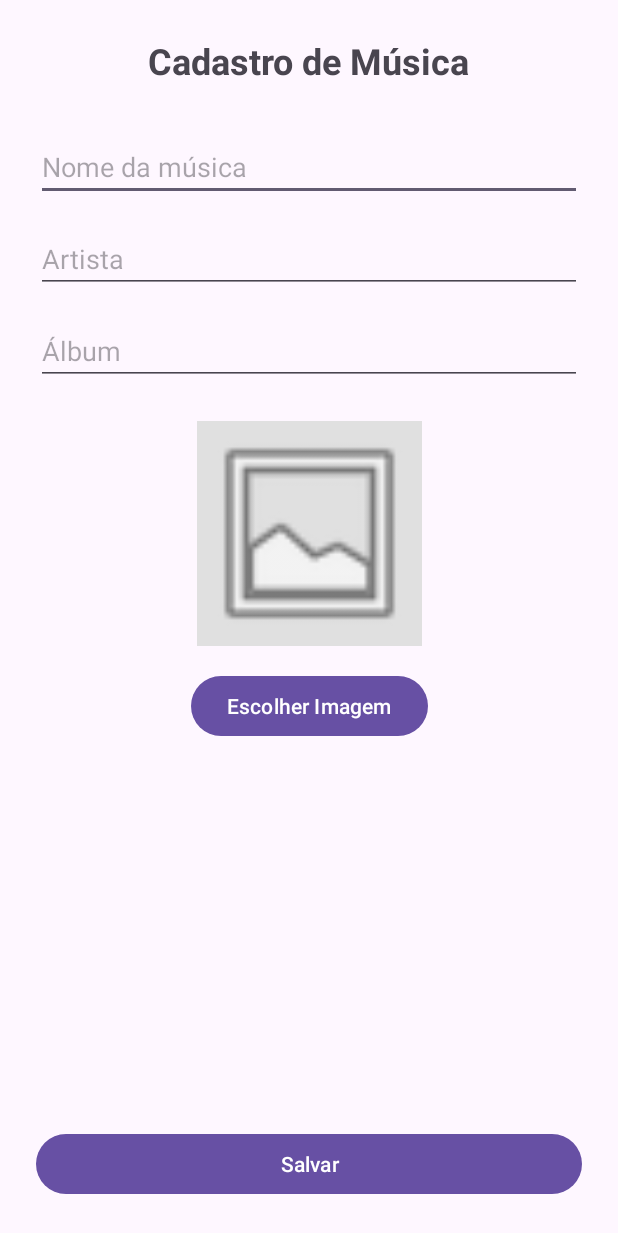
After one commit to s4imu/iartes-modulo-mobile, an Android app: the CadastroMusica screen opened directly, with no data from a screen before it, on a phone screen of 412 x 824 dp. The commit adds this screen. Shown: the top 1233 px of the screen. Run offline under Robolectric (Android 15) with nearby library versions, the phone set to English and light mode, and no system bars.

Commit message:
aula de banco de dados

```diff
--- a/app/app/src/main/AndroidManifest.xml
+++ b/app/app/src/main/AndroidManifest.xml
@@ -12,6 +12,9 @@
         android:supportsRtl="true"
         android:theme="@style/Theme.Iartes"
         tools:targetApi="31">
+        <activity
+            android:name=".CadastroMusica"
+            android:exported="false" />
         <activity
             android:name=".PreferencesActivity"
             android:exported="false" />
--- /dev/null
+++ b/app/app/src/main/java/com/example/iartes/CadastroMusica.java
@@ -0,0 +1,91 @@
+package com.example.iartes;
+
+import android.content.Intent;
+import android.net.Uri;
+import android.os.Bundle;
+import android.provider.MediaStore;
+import android.util.Log;
+import android.view.View;
+import android.widget.EditText;
+import android.widget.ImageView;
+import android.widget.Toast;
+import androidx.annotation.Nullable;
+
+import androidx.activity.EdgeToEdge;
+import androidx.appcompat.app.AppCompatActivity;
+import androidx.core.graphics.Insets;
+import androidx.core.view.ViewCompat;
+import androidx.core.view.WindowInsetsCompat;
+
+import com.example.iartes.model.Musica;
+import com.example.iartes.model.MusicaDAO;
+
+import java.util.ArrayList;
+
+public class CadastroMusica extends AppCompatActivity {
+
+    private static final int IMG_REQUEST = 1;
+
+    private EditText editNome;
+    private EditText editArtista;
+    private EditText editAlbum;
+    private ImageView imageView;
+    private String img = "";
+
+    @Override
+    protected void onCreate(Bundle savedInstanceState) {
+        super.onCreate(savedInstanceState);
+        EdgeToEdge.enable(this);
+        setContentView(R.layout.activity_cadastro_musica);
+
+        editNome = findViewById(R.id.editNome);
+        editArtista = findViewById(R.id.editArtista);
+        editAlbum = findViewById(R.id.editAlbum);
+        imageView = findViewById(R.id.imageView);
+
+        // para fins de debug, verifica o que já existe
+        // mais pra frente iremos implementar a tela de visualização de itens
+        MusicaDAO musicaDAO = new MusicaDAO(this);
+        ArrayList<Musica> listaMusicas = musicaDAO.getMusicas();
+
+        Log.i("Debug", "Há " + listaMusicas.size() + " músicas no banco");
+        for (Musica musica : listaMusicas) {
+            Log.i("Debug", "Música: " + musica.getNome() + ", Artista: " + musica.getArtista());
+        }
+    }
+
+    public void escolherImagem(View view) {
+        Intent intent = new Intent(Intent.ACTION_PICK, MediaStore.Images.Media.EXTERNAL_CONTENT_URI);
+        startActivityForResult(intent, IMG_REQUEST);
+    }
+
+    @Override
+    protected void onActivityResult(int requestCode, int resultCode, @Nullable Intent data) {
+        super.onActivityResult(requestCode, resultCode, data);
+
+        if (requestCode == IMG_REQUEST && resultCode == RESULT_OK && data != null && data.getData() != null) {
+            Uri uri = data.getData();
+            imageView.setImageURI(uri);
+            img = uri.toString();
+        }
+    }
+
+    public void salvarMusica(View view) {
+        String nome = editNome.getText().toString().trim();
+        String artista = editArtista.getText().toString().trim();
+        String album = editAlbum.getText().toString().trim();
+
+        if (nome.isEmpty() || artista.isEmpty() || album.isEmpty()) {
+            Toast.makeText(this, "Preencha todos os campos!", Toast.LENGTH_SHORT).show();
+            return;
+        }
+
+        Musica musica = new Musica(nome, artista, album, img);
+        MusicaDAO dao = new MusicaDAO(this);
+
+        if (dao.addMusica(musica)) {
+            finish();
+        }
+    }
+
+}
--- /dev/null
+++ b/app/app/src/main/java/com/example/iartes/model/Database.java
@@ -0,0 +1,45 @@
+package com.example.iartes.model;
+
+import android.content.Context;
+import android.database.SQLException;
+import android.database.sqlite.SQLiteDatabase;
+import android.database.sqlite.SQLiteOpenHelper;
+import android.util.Log;
+
+public class Database extends SQLiteOpenHelper {
+    public static final int DATABASE_VERSION = 1;
+    public static final String DATABASE_NAME = "musicapp.db";
+
+    private static final String SQL_CREATE_MUSIC = "CREATE TABLE musicas (" +
+            "id INTEGER PRIMARY KEY AUTOINCREMENT, " +
+            "nome TEXT, " +
+            "artista TEXT, " +
+            "album TEXT, " +
+            "img TEXT)";
+
+    private static final String SQL_POPULATE_MUSIC = "INSERT INTO musicas VALUES " +
+            "(NULL, 'Bring me to life', 'Evanescence', 'Fallen', '')";
+
+    private static final String SQL_DELETE_MUSIC = "DROP TABLE IF EXISTS musicas";
+
+    public Database(Context context) {
+        super(context, DATABASE_NAME, null, DATABASE_VERSION);
+    }
+
+    @Override
+    public void onCreate(SQLiteDatabase db) {
+        try {
+            db.execSQL(SQL_CREATE_MUSIC);
+            db.execSQL(SQL_POPULATE_MUSIC);
+            Log.i("Debug", "Banco de dados criado com sucesso");
+        } catch (SQLException e) {
+            Log.e("Debug", "Erro ao criar banco: " + e.getMessage());
+        }
+    }
+
+    @Override
+    public void onUpgrade(SQLiteDatabase db, int oldVersion, int newVersion) {
+        db.execSQL(SQL_DELETE_MUSIC);
+        onCreate(db);
+    }
+}
--- /dev/null
+++ b/app/app/src/main/java/com/example/iartes/model/Musica.java
@@ -0,0 +1,64 @@
+package com.example.iartes.model;
+
+public class Musica {
+    private int id;
+    private String nome;
+    private String artista;
+    private String album;
+    private String imagemPath;
+
+    public Musica(int id, String nome, String artista, String album, String imagemPath) {
+        this.id = id;
+        this.nome = nome;
+        this.artista = artista;
+        this.album = album;
+        this.imagemPath = imagemPath;
+    }
+
+    public Musica(String nome, String artista, String album, String imagemPath) {
+        this.nome = nome;
+        this.artista = artista;
+        this.album = album;
+        this.imagemPath = imagemPath;
+    }
+
+    public int getId() {
+        return id;
+    }
+
+    public void setId(int id) {
+        this.id = id;
+    }
+
+    public String getNome() {
+        return nome;
+    }
+
+    public void setNome(String nome) {
+        this.nome = nome;
+    }
+
+    public String getArtista() {
+        return artista;
+    }
+
+    public void setArtista(String artista) {
+        this.artista = artista;
+    }
+
+    public String getAlbum() {
+        return album;
+    }
+
+    public void setAlbum(String album) {
+        this.album = album;
+    }
+
+    public String getImagemPath() {
+        return imagemPath;
+    }
+
+    public void setImagemPath(String imagemPath) {
+        this.imagemPath = imagemPath;
+    }
+}
--- /dev/null
+++ b/app/app/src/main/java/com/example/iartes/model/MusicaDAO.java
@@ -0,0 +1,91 @@
+package com.example.iartes.model;
+
+
+import android.content.Context;
+import android.database.Cursor;
+import android.database.SQLException;
+import android.database.sqlite.SQLiteDatabase;
+import android.util.Log;
+import android.widget.Toast;
+
+import java.util.ArrayList;
+
+public class MusicaDAO {
+    private Context context;
+    private SQLiteDatabase database;
+
+    public MusicaDAO(Context context) {
+        this.context = context;
+        this.database = (new Database(context)).getWritableDatabase();
+    }
+
+    public ArrayList<Musica> getMusicas() {
+        ArrayList<Musica> result = new ArrayList<>();
+        String sql = "SELECT * FROM musicas ORDER BY nome";
+        Cursor cursor = database.rawQuery(sql, null);
+
+        while (cursor.moveToNext()) {
+            int id = cursor.getInt(0);
+            String nome = cursor.getString(1);
+            String artista = cursor.getString(2);
+            String album = cursor.getString(3);
+            String imagemPath = cursor.getString(4);
+
+            result.add(new Musica(id, nome, artista, album, imagemPath));
+            Log.i("Debug", "Música encontrada: " + nome + " - " + artista);
+        }
+        cursor.close();
+        return result;
+    }
+
+    public boolean addMusica(Musica musica) {
+        String sql = "INSERT INTO musicas VALUES (NULL, "
+                + "'" + musica.getNome() + "', "
+                + "'" + musica.getArtista() + "', "
+                + "'" + musica.getAlbum() + "', "
+                + "'" + musica.getImagemPath() + "')";
+        try {
+            database.execSQL(sql);
+            Toast.makeText(context, "Música salva com sucesso!", Toast.LENGTH_SHORT).show();
+            Log.i("Debug", "Música adicionada: " + musica.getNome());
+            return true;
+        } catch (SQLException e) {
+            Toast.makeText(context, "Erro ao salvar música! " + e.getMessage(), Toast.LENGTH_SHORT).show();
+            Log.e("Debug", "Erro ao adicionar música: " + e.getMessage());
+            return false;
+        }
+    }
+
+    public Musica getMusica(int id) {
+        String sql = "SELECT * FROM musicas WHERE id=" + id;
+        Cursor cursor = database.rawQuery(sql, null);
+
+        if (cursor.moveToNext()) {
+            String nome = cursor.getString(1);
+            String artista = cursor.getString(2);
+            String album = cursor.getString(3);
+            String imagemPath = cursor.getString(4);
+            cursor.close();
+            return new Musica(id, nome, artista, album, imagemPath);
+        }
+        cursor.close();
+        return null;
+    }
+
+    public boolean updateMusica(Musica musica) {
+        String sql = "UPDATE musicas SET "
+                + "nome='" + musica.getNome() + "', "
+                + "artista='" + musica.getArtista() + "', "
+                + "album='" + musica.getAlbum() + "', "
+                + "img='" + musica.getImagemPath() + "' "
+                + "WHERE id=" + musica.getId();
+        try {
+            database.execSQL(sql);
+            Toast.makeText(context, "Música atualizada!", Toast.LENGTH_SHORT).show();
+            return true;
+        } catch (SQLException e) {
+            Toast.makeText(context, "Erro ao atualizar! " + e.getMessage(), Toast.LENGTH_SHORT).show();
+            return false;
+        }
+    }
+}
--- a/app/app/src/main/java/com/example/iartes/tela_logada.java
+++ b/app/app/src/main/java/com/example/iartes/tela_logada.java
@@ -50,6 +50,12 @@ public class tela_logada extends AppCompatActivity implements NavigationView.OnN
         }
     }
 
+    public void abrirCadastroMusica(View view) {
+        Intent intent = new Intent(this, CadastroMusica.class);
+        startActivity(intent);
+    }
+
+
     @Override
     public void onBackPressed() {
         // Fecha o drawer se estiver aberto quando o botão voltar clicado
--- /dev/null
+++ b/app/app/src/main/res/layout/activity_cadastro_musica.xml
@@ -0,0 +1,99 @@
+<?xml version="1.0" encoding="utf-8"?>
+<androidx.constraintlayout.widget.ConstraintLayout xmlns:android="http://schemas.android.com/apk/res/android"
+    xmlns:app="http://schemas.android.com/apk/res-auto"
+    xmlns:tools="http://schemas.android.com/tools"
+    android:layout_width="match_parent"
+    android:layout_height="match_parent"
+    tools:context=".CadastroMusica">
+
+    <TextView
+        android:id="@+id/textViewTitulo"
+        android:layout_width="wrap_content"
+        android:layout_height="wrap_content"
+        android:layout_marginTop="24dp"
+        android:text="Cadastro de Música"
+        android:textSize="24sp"
+        android:textStyle="bold"
+        app:layout_constraintEnd_toEndOf="parent"
+        app:layout_constraintStart_toStartOf="parent"
+        app:layout_constraintTop_toTopOf="parent" />
+
+    <EditText
+        android:id="@+id/editNome"
+        android:layout_width="0dp"
+        android:layout_height="wrap_content"
+        android:layout_marginStart="24dp"
+        android:layout_marginTop="32dp"
+        android:layout_marginEnd="24dp"
+        android:ems="10"
+        android:hint="Nome da música"
+        android:inputType="text"
+        app:layout_constraintEnd_toEndOf="parent"
+        app:layout_constraintStart_toStartOf="parent"
+        app:layout_constraintTop_toBottomOf="@+id/textViewTitulo" />
+
+    <EditText
+        android:id="@+id/editArtista"
+        android:layout_width="0dp"
+        android:layout_height="wrap_content"
+        android:layout_marginStart="24dp"
+        android:layout_marginTop="16dp"
+        android:layout_marginEnd="24dp"
+        android:ems="10"
+        android:hint="Artista"
+        android:inputType="text"
+        app:layout_constraintEnd_toEndOf="parent"
+        app:layout_constraintStart_toStartOf="parent"
+        app:layout_constraintTop_toBottomOf="@+id/editNome" />
+
+    <EditText
+        android:id="@+id/editAlbum"
+        android:layout_width="0dp"
+        android:layout_height="wrap_content"
+        android:layout_marginStart="24dp"
+        android:layout_marginTop="16dp"
+        android:layout_marginEnd="24dp"
+        android:ems="10"
+        android:hint="Álbum"
+        android:inputType="text"
+        app:layout_constraintEnd_toEndOf="parent"
+        app:layout_constraintStart_toStartOf="parent"
+        app:layout_constraintTop_toBottomOf="@+id/editArtista" />
+
+    <ImageView
+        android:id="@+id/imageView"
+        android:layout_width="150dp"
+        android:layout_height="150dp"
+        android:layout_marginTop="24dp"
+        android:background="#E0E0E0"
+        android:scaleType="centerCrop"
+        app:layout_constraintEnd_toEndOf="parent"
+        app:layout_constraintStart_toStartOf="parent"
+        app:layout_constraintTop_toBottomOf="@+id/editAlbum"
+        app:srcCompat="@android:drawable/ic_menu_gallery" />
+
+    <Button
+        android:id="@+id/btnEscolherImagem"
+        android:layout_width="wrap_content"
+        android:layout_height="wrap_content"
+        android:layout_marginTop="16dp"
+        android:onClick="escolherImagem"
+        android:text="Escolher Imagem"
+        app:layout_constraintEnd_toEndOf="parent"
+        app:layout_constraintStart_toStartOf="parent"
+        app:layout_constraintTop_toBottomOf="@+id/imageView" />
+
+    <Button
+        android:id="@+id/btnSalvar"
+        android:layout_width="0dp"
+        android:layout_height="wrap_content"
+        android:layout_marginStart="24dp"
+        android:layout_marginEnd="24dp"
+        android:layout_marginBottom="24dp"
+        android:onClick="salvarMusica"
+        android:text="Salvar"
+        app:layout_constraintBottom_toBottomOf="parent"
+        app:layout_constraintEnd_toEndOf="parent"
+        app:layout_constraintStart_toStartOf="parent" />
+
+</androidx.constraintlayout.widget.ConstraintLayout>
```
Also changed, not shown: app/app/src/main/java/com/example/iartes/MainActivity.java (+31 -14 lines), app/app/src/main/java/com/example/iartes/SplashScreen.java (+24 -5 lines).
